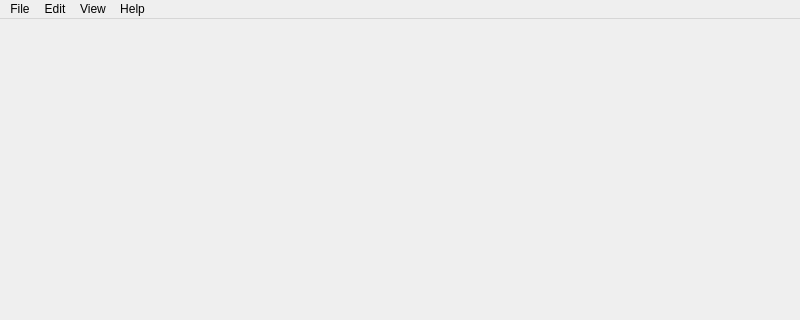
Before: the Qt Designer form apps/hello_gui/mainwindow.ui in Patater/qt6_template_cmake, drawn with Qt 5; both pictures show x 0 to 800 and y 0 to 320 of the 800 by 600 pixel window.
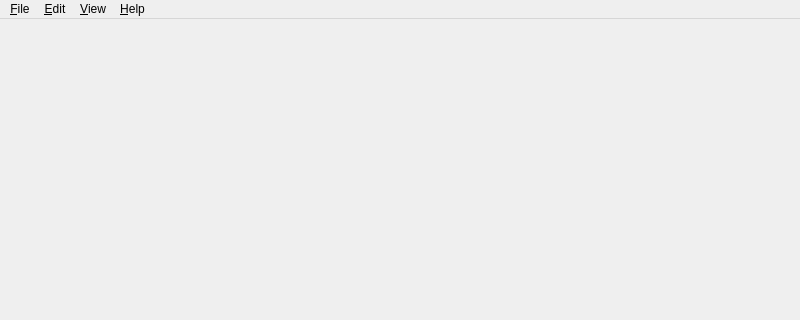
After: the same form once the commit is applied. Icons and pictures are not drawn.

Commit message:
Set up menu properties from the UI file
We can set many properties for menu items from the mainwindow.ui file,
reducing the amount of code we need to write and maintain.

```diff
--- a/apps/hello_gui/mainwindow.ui
+++ b/apps/hello_gui/mainwindow.ui
@@ -31,7 +31,7 @@
    </property>
    <widget class="QMenu" name="menuFile">
     <property name="title">
-     <string>File</string>
+     <string>&amp;File</string>
     </property>
     <addaction name="actionNew"/>
     <addaction name="actionOpen"/>
@@ -42,7 +42,7 @@
    </widget>
    <widget class="QMenu" name="menuEdit">
     <property name="title">
-     <string>Edit</string>
+     <string>&amp;Edit</string>
     </property>
     <addaction name="actionUndo"/>
     <addaction name="actionRedo"/>
@@ -55,13 +55,13 @@
    </widget>
    <widget class="QMenu" name="menuView">
     <property name="title">
-     <string>View</string>
+     <string>&amp;View</string>
     </property>
     <addaction name="actionCheckbox"/>
    </widget>
    <widget class="QMenu" name="menuHelp">
     <property name="title">
-     <string>Help</string>
+     <string>&amp;Help</string>
     </property>
     <addaction name="actionAbout"/>
    </widget>
```
Left out of the diff: 139 changed lines with no effect on the pictures. The commit also changes 2 other files.
